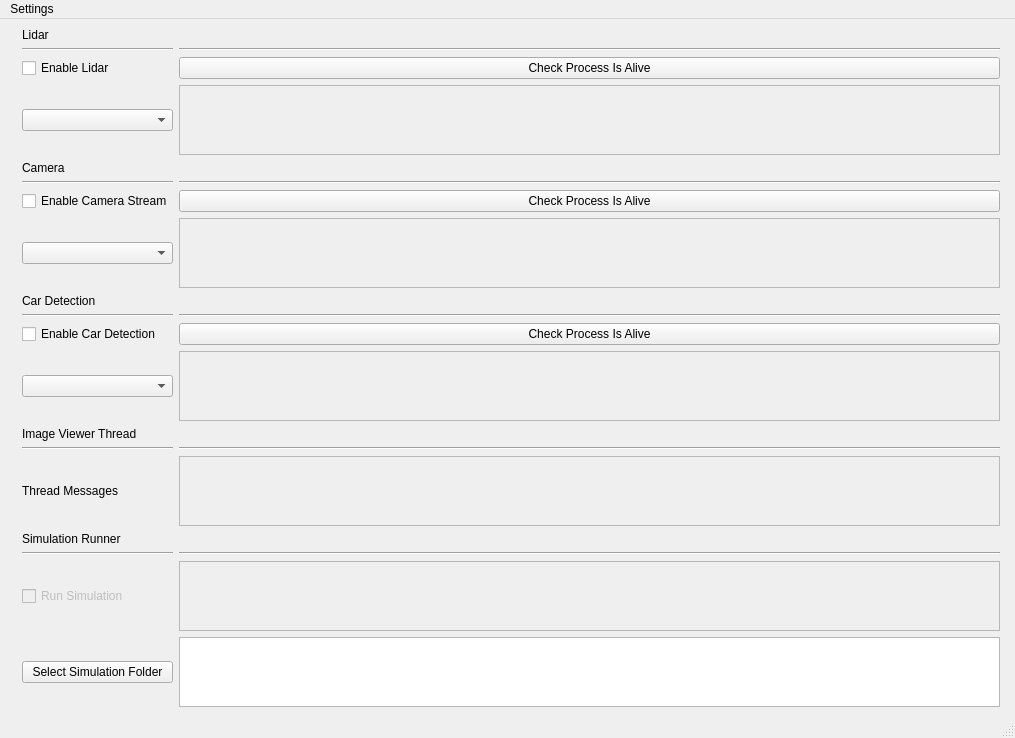
First picture: the form in gui/qt_designer_files/mirrorless_mirrors.ui, repository JECcapstone2019/CapstoneADASMirrors, before the edit.
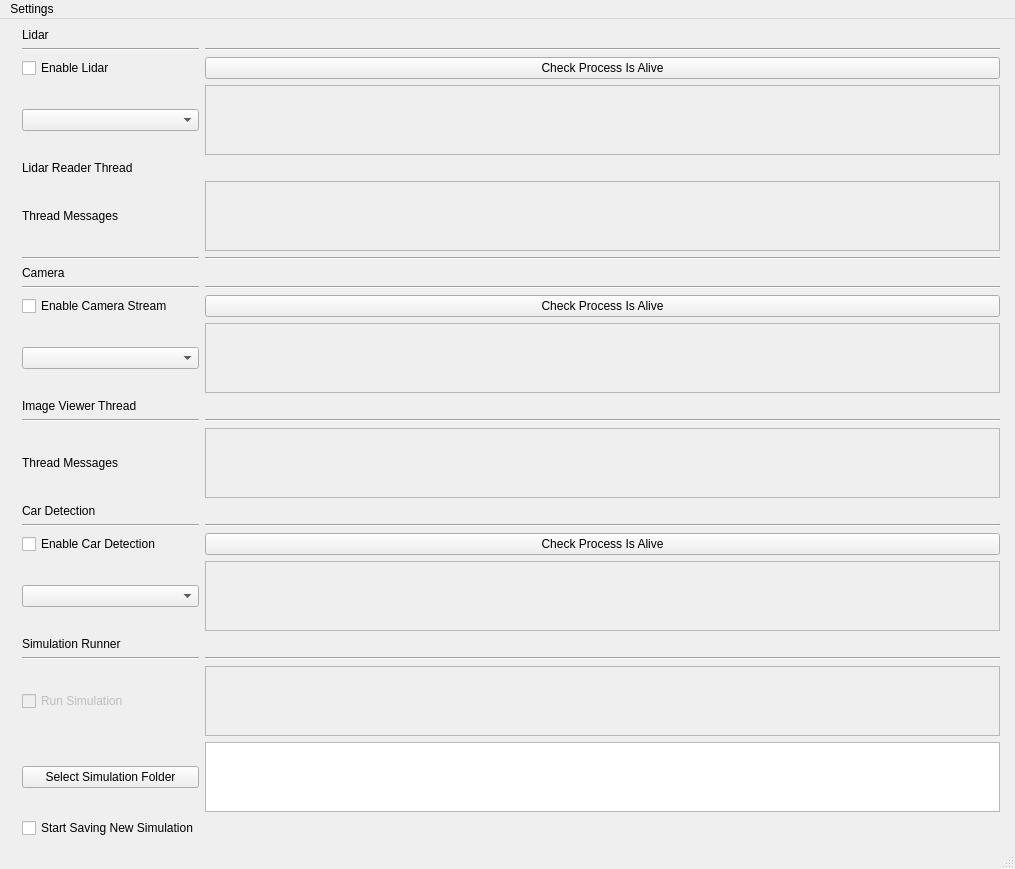
Second picture: the form after the edit.

Commit message: added an untested lidar reader thread and lidar process tested image viewer run from gui commands need to fix camera stopping when unselected

The edit to the form file:
```diff
--- a/gui/qt_designer_files/mirrorless_mirrors.ui
+++ b/gui/qt_designer_files/mirrorless_mirrors.ui
@@ -7,7 +7,7 @@
     <x>0</x>
     <y>0</y>
     <width>1015</width>
-    <height>659</height>
+    <height>742</height>
    </rect>
   </property>
   <property name="maximumSize">
@@ -45,14 +45,28 @@
     </item>
     <item>
      <layout class="QGridLayout" name="gridLayout">
-      <item row="6" column="0">
-       <widget class="QCheckBox" name="cameraEnableCheckBox">
-        <property name="text">
-         <string>Enable Camera Stream</string>
+      <item row="12" column="1">
+       <widget class="Line" name="line_4">
+        <property name="orientation">
+         <enum>Qt::Horizontal</enum>
         </property>
        </widget>
       </item>
-      <item row="7" column="0">
+      <item row="14" column="1">
+       <widget class="QTextEdit" name="imageViewerTextEdit">
+        <property name="enabled">
+         <bool>false</bool>
+        </property>
+       </widget>
+      </item>
+      <item row="12" column="0">
+       <widget class="Line" name="line_8">
+        <property name="orientation">
+         <enum>Qt::Horizontal</enum>
+        </property>
+       </widget>
+      </item>
+      <item row="10" column="0">
        <widget class="QComboBox" name="cameraSelection"/>
       </item>
       <item row="16" column="2">
@@ -62,7 +76,7 @@
         </property>
        </widget>
       </item>
-      <item row="16" column="0">
+      <item row="23" column="0">
        <widget class="Line" name="line_9">
         <property name="orientation">
          <enum>Qt::Horizontal</enum>
@@ -70,76 +84,48 @@
        </widget>
       </item>
       <item row="8" column="0">
-       <widget class="QLabel" name="carDetectionTitle">
-        <property name="text">
-         <string>Car Detection</string>
+       <widget class="Line" name="line_2">
+        <property name="orientation">
+         <enum>Qt::Horizontal</enum>
         </property>
        </widget>
       </item>
-      <item row="12" column="0">
-       <widget class="QLabel" name="imageViewerTitle">
-        <property name="text">
-         <string>Image Viewer Thread</string>
-        </property>
-       </widget>
-      </item>
-      <item row="14" column="0">
-       <widget class="QLabel" name="imageViewerLabel">
-        <property name="text">
-         <string>Thread Messages</string>
-        </property>
-       </widget>
-      </item>
-      <item row="11" column="0">
-       <widget class="QComboBox" name="carDetectionSelection"/>
-      </item>
-      <item row="4" column="0">
+      <item row="7" column="0">
        <widget class="QLabel" name="cameraTitle">
         <property name="text">
          <string>Camera</string>
         </property>
        </widget>
       </item>
-      <item row="5" column="0">
-       <widget class="Line" name="line_2">
-        <property name="orientation">
-         <enum>Qt::Horizontal</enum>
-        </property>
-       </widget>
-      </item>
-      <item row="14" column="1">
-       <widget class="QTextEdit" name="imageViewerTextEdit">
-        <property name="enabled">
-         <bool>false</bool>
-        </property>
-       </widget>
-      </item>
       <item row="3" column="0">
        <widget class="QComboBox" name="lidarSelection"/>
       </item>
-      <item row="10" column="0">
+      <item row="15" column="0">
+       <widget class="QLabel" name="carDetectionTitle">
+        <property name="text">
+         <string>Car Detection</string>
+        </property>
+       </widget>
+      </item>
+      <item row="17" column="0">
        <widget class="QCheckBox" name="carDetectionEnableCheckBox">
         <property name="text">
          <string>Enable Car Detection</string>
         </property>
        </widget>
       </item>
-      <item row="0" column="0">
-       <widget class="QLabel" name="lidarTitle">
-        <property name="text">
-         <string>Lidar</string>
-        </property>
-       </widget>
+      <item row="18" column="0">
+       <widget class="QComboBox" name="carDetectionSelection"/>
       </item>
-      <item row="2" column="0">
-       <widget class="QCheckBox" name="lidarEnableCheckBox">
+      <item row="9" column="0">
+       <widget class="QCheckBox" name="cameraEnableCheckBox">
         <property name="text">
-         <string>Enable Lidar</string>
+         <string>Enable Camera Stream</string>
         </property>
        </widget>
       </item>
-      <item row="1" column="1">
-       <widget class="Line" name="line_7">
+      <item row="16" column="0">
+       <widget class="Line" name="line_3">
         <property name="orientation">
          <enum>Qt::Horizontal</enum>
         </property>
@@ -152,6 +138,44 @@
         </property>
        </widget>
       </item>
+      <item row="24" column="0">
+       <widget class="QCheckBox" name="simulationRunSimulation">
+        <property name="enabled">
+         <bool>false</bool>
+        </property>
+        <property name="text">
+         <string>Run Simulation</string>
+        </property>
+       </widget>
+      </item>
+      <item row="18" column="1">
+       <widget class="QTextEdit" name="carDetectionTextEdit">
+        <property name="enabled">
+         <bool>false</bool>
+        </property>
+       </widget>
+      </item>
+      <item row="1" column="1">
+       <widget class="Line" name="line_7">
+        <property name="orientation">
+         <enum>Qt::Horizontal</enum>
+        </property>
+       </widget>
+      </item>
+      <item row="25" column="0">
+       <widget class="QPushButton" name="simulationSelectFolder">
+        <property name="text">
+         <string>Select Simulation Folder</string>
+        </property>
+       </widget>
+      </item>
+      <item row="22" column="0">
+       <widget class="QLabel" name="simulationTitle">
+        <property name="text">
+         <string>Simulation Runner</string>
+        </property>
+       </widget>
+      </item>
       <item row="3" column="1">
        <widget class="QTextEdit" name="lidarTextEdit">
         <property name="enabled">
@@ -165,121 +189,139 @@
         </property>
        </widget>
       </item>
-      <item row="5" column="1">
+      <item row="0" column="0">
+       <widget class="QLabel" name="lidarTitle">
+        <property name="text">
+         <string>Lidar</string>
+        </property>
+       </widget>
+      </item>
+      <item row="8" column="1">
        <widget class="Line" name="line_6">
         <property name="orientation">
          <enum>Qt::Horizontal</enum>
         </property>
        </widget>
       </item>
-      <item row="15" column="0">
-       <widget class="QLabel" name="simulationTitle">
-        <property name="text">
-         <string>Simulation Runner</string>
-        </property>
-       </widget>
-      </item>
-      <item row="13" column="0">
-       <widget class="Line" name="line_4">
-        <property name="orientation">
-         <enum>Qt::Horizontal</enum>
-        </property>
-       </widget>
-      </item>
-      <item row="13" column="1">
-       <widget class="Line" name="line_8">
-        <property name="orientation">
-         <enum>Qt::Horizontal</enum>
-        </property>
-       </widget>
-      </item>
-      <item row="9" column="0">
-       <widget class="Line" name="line_3">
-        <property name="orientation">
-         <enum>Qt::Horizontal</enum>
-        </property>
-       </widget>
-      </item>
-      <item row="1" column="0">
-       <widget class="Line" name="line">
-        <property name="orientation">
-         <enum>Qt::Horizontal</enum>
-        </property>
-       </widget>
-      </item>
-      <item row="9" column="1">
-       <widget class="Line" name="line_5">
-        <property name="orientation">
-         <enum>Qt::Horizontal</enum>
-        </property>
-       </widget>
-      </item>
-      <item row="6" column="1">
-       <widget class="QPushButton" name="cameraCheckProcessButton">
-        <property name="text">
-         <string>Check Process Is Alive</string>
-        </property>
-       </widget>
-      </item>
-      <item row="17" column="0">
-       <widget class="QCheckBox" name="simulationRunSimulation">
-        <property name="enabled">
-         <bool>false</bool>
-        </property>
-        <property name="text">
-         <string>Run Simulation</string>
-        </property>
-       </widget>
-      </item>
-      <item row="11" column="1">
-       <widget class="QTextEdit" name="carDetectionTextEdit">
-        <property name="enabled">
-         <bool>false</bool>
-        </property>
-       </widget>
-      </item>
-      <item row="7" column="1">
-       <widget class="QTextEdit" name="cameraTextEdit">
-        <property name="enabled">
-         <bool>false</bool>
-        </property>
-       </widget>
-      </item>
       <item row="16" column="1">
-       <widget class="Line" name="line_11">
+       <widget class="Line" name="line_5">
         <property name="orientation">
          <enum>Qt::Horizontal</enum>
         </property>
        </widget>
       </item>
-      <item row="10" column="1">
-       <widget class="QPushButton" name="carDetectionCheckProcessButton_2">
-        <property name="text">
-         <string>Check Process Is Alive</string>
-        </property>
-       </widget>
-      </item>
-      <item row="18" column="0">
-       <widget class="QPushButton" name="simulationSelectFolder">
-        <property name="text">
-         <string>Select Simulation Folder</string>
-        </property>
-       </widget>
-      </item>
-      <item row="18" column="1">
+      <item row="25" column="1">
        <widget class="QTextEdit" name="simulationFolderSelectedTextEdit">
         <property name="enabled">
          <bool>true</bool>
         </property>
        </widget>
       </item>
+      <item row="9" column="1">
+       <widget class="QPushButton" name="cameraCheckProcessButton">
+        <property name="text">
+         <string>Check Process Is Alive</string>
+        </property>
+       </widget>
+      </item>
+      <item row="23" column="1">
+       <widget class="Line" name="line_11">
+        <property name="orientation">
+         <enum>Qt::Horizontal</enum>
+        </property>
+       </widget>
+      </item>
       <item row="17" column="1">
+       <widget class="QPushButton" name="carDetectionCheckProcessButton_2">
+        <property name="text">
+         <string>Check Process Is Alive</string>
+        </property>
+       </widget>
+      </item>
+      <item row="1" column="0">
+       <widget class="Line" name="line">
+        <property name="orientation">
+         <enum>Qt::Horizontal</enum>
+        </property>
+       </widget>
+      </item>
+      <item row="2" column="0">
+       <widget class="QCheckBox" name="lidarEnableCheckBox">
+        <property name="text">
+         <string>Enable Lidar</string>
+        </property>
+       </widget>
+      </item>
+      <item row="10" column="1">
+       <widget class="QTextEdit" name="cameraTextEdit">
+        <property name="enabled">
+         <bool>false</bool>
+        </property>
+       </widget>
+      </item>
+      <item row="24" column="1">
        <widget class="QTextEdit" name="simulationTextEdit">
         <property name="enabled">
          <bool>false</bool>
         </property>
        </widget>
       </item>
+      <item row="14" column="0">
+       <widget class="QLabel" name="imageViewerLabel">
+        <property name="text">
+         <string>Thread Messages</string>
+        </property>
+       </widget>
+      </item>
+      <item row="5" column="1">
+       <widget class="QTextEdit" name="lidarReaderTextEdit">
+        <property name="enabled">
+         <bool>false</bool>
+        </property>
+       </widget>
+      </item>
+      <item row="5" column="0">
+       <widget class="QLabel" name="lidarReaderLabel">
+        <property name="text">
+         <string>Thread Messages</string>
+        </property>
+       </widget>
+      </item>
+      <item row="11" column="0">
+       <widget class="QLabel" name="imageViewerTitle">
+        <property name="text">
+         <string>Image Viewer Thread</string>
+        </property>
+       </widget>
+      </item>
+      <item row="4" column="0">
+       <widget class="QLabel" name="lidarReaderTitle">
+        <property name="text">
+         <string>Lidar Reader Thread</string>
+        </property>
+       </widget>
+      </item>
+      <item row="6" column="1">
+       <widget class="Line" name="line_13">
+        <property name="orientation">
+         <enum>Qt::Horizontal</enum>
+        </property>
+       </widget>
+      </item>
+      <item row="6" column="0">
+       <widget class="Line" name="line_12">
+        <property name="orientation">
+         <enum>Qt::Horizontal</enum>
+        </property>
+       </widget>
+      </item>
+      <item row="26" column="0">
+       <widget class="QCheckBox" name="simulationStartSavingNew">
+        <property name="text">
+         <string>Start Saving New Simulation</string>
+        </property>
+       </widget>
+      </item>
      </layout>
     </item>
    </layout>
```
Left out of the diff: 2 changed lines with no effect on the pictures. The commit also changes 4 other files.
